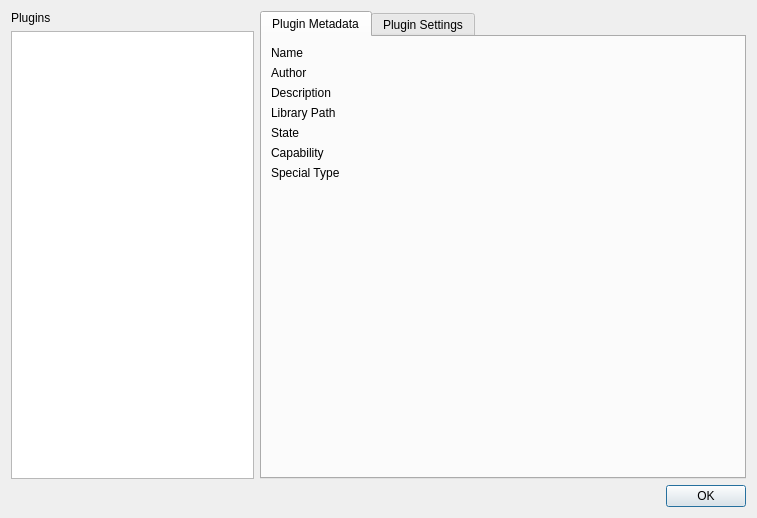
Old version of the form src/ui/w_PluginManager.ui in the repository Qv2ray/Qv2ray.
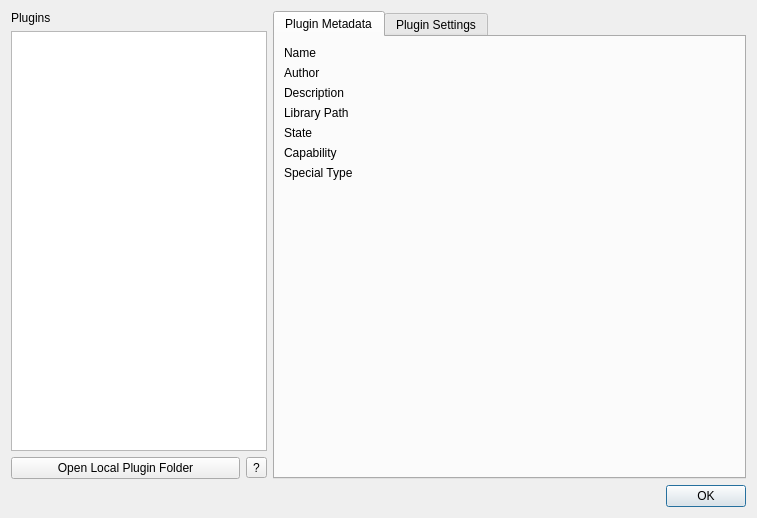
New version of the form.

Diff of the .ui file:
```diff
--- a/src/ui/w_PluginManager.ui
+++ b/src/ui/w_PluginManager.ui
@@ -13,10 +13,38 @@
   <property name="windowTitle">
    <string>Plugin Manager</string>
   </property>
-  <layout class="QGridLayout" name="gridLayout" rowstretch="0,1,1,0" columnstretch="1,2">
-   <item row="1" column="0" rowspan="2">
+  <layout class="QGridLayout" name="gridLayout" columnstretch="0,1">
+   <item row="0" column="0">
+    <widget class="QLabel" name="label">
+     <property name="text">
+      <string>Plugins</string>
+     </property>
+    </widget>
+   </item>
+   <item row="1" column="0">
     <widget class="QListWidget" name="pluginListWidget"/>
    </item>
+   <item row="2" column="0">
+    <layout class="QHBoxLayout" name="horizontalLayout">
+     <item>
+      <widget class="QPushButton" name="openPluginFolder">
+       <property name="text">
+        <string>Open Local Plugin Folder</string>
+       </property>
+      </widget>
+     </item>
+     <item>
+      <widget class="QToolButton" name="toolButton">
+       <property name="toolTip">
+        <string>Online help about plugins</string>
+       </property>
+       <property name="text">
+        <string>?</string>
+       </property>
+      </widget>
+     </item>
+    </layout>
+   </item>
    <item row="3" column="0" colspan="2">
     <widget class="QDialogButtonBox" name="buttonBox">
      <property name="orientation">
@@ -27,13 +55,6 @@
      </property>
     </widget>
    </item>
-   <item row="0" column="0">
-    <widget class="QLabel" name="label">
-     <property name="text">
-      <string>Plugins</string>
-     </property>
-    </widget>
-   </item>
    <item row="0" column="1" rowspan="3">
     <widget class="QTabWidget" name="tabWidget">
      <property name="currentIndex">
```
